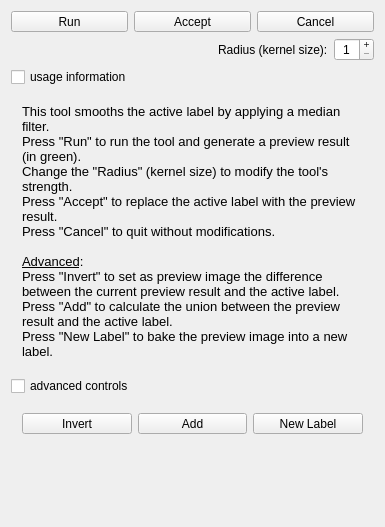
Qt form Modules/SegmentationUI/Qmitk/QmitkMedianTool3DGUIControls.ui (MITK/MITK) before a commit.
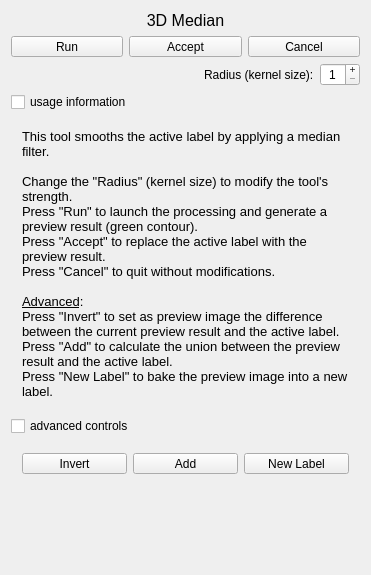
The same form after that commit. Icons and pictures are not drawn.

```diff
--- a/Modules/SegmentationUI/Qmitk/QmitkMedianTool3DGUIControls.ui
+++ b/Modules/SegmentationUI/Qmitk/QmitkMedianTool3DGUIControls.ui
@@ -6,8 +6,8 @@
    <rect>
     <x>0</x>
     <y>0</y>
-    <width>385</width>
-    <height>527</height>
+    <width>371</width>
+    <height>575</height>
    </rect>
   </property>
   <property name="sizePolicy">
@@ -29,6 +29,21 @@
    <string/>
   </property>
   <layout class="QVBoxLayout" name="verticalLayout_2">
+   <item>
+    <widget class="QLabel" name="label">
+     <property name="font">
+      <font>
+       <pointsize>12</pointsize>
+      </font>
+     </property>
+     <property name="text">
+      <string>3D Median</string>
+     </property>
+     <property name="alignment">
+      <set>Qt::AlignCenter</set>
+     </property>
+    </widget>
+   </item>
    <item>
     <layout class="QHBoxLayout" name="horizontalLayout_2">
      <item>
@@ -253,8 +268,9 @@
 p, li { white-space: pre-wrap; }
 &lt;/style&gt;&lt;/head&gt;&lt;body style=&quot; font-family:'MS Shell Dlg 2'; font-size:8pt; font-weight:400; font-style:normal;&quot;&gt;
 &lt;p style=&quot; margin-top:0px; margin-bottom:0px; margin-left:0px; margin-right:0px; -qt-block-indent:0; text-indent:0px;&quot;&gt;&lt;span style=&quot; font-family:'Sans'; font-size:10pt;&quot;&gt;This tool smooths the active label by applying a median filter.&lt;/span&gt;&lt;/p&gt;
-&lt;p style=&quot; margin-top:0px; margin-bottom:0px; margin-left:0px; margin-right:0px; -qt-block-indent:0; text-indent:0px;&quot;&gt;&lt;span style=&quot; font-family:'Sans'; font-size:10pt;&quot;&gt;Press &amp;quot;Run&amp;quot; to run the tool and generate a preview result (in green).&lt;/span&gt;&lt;/p&gt;
+&lt;p style=&quot;-qt-paragraph-type:empty; margin-top:0px; margin-bottom:0px; margin-left:0px; margin-right:0px; -qt-block-indent:0; text-indent:0px; font-family:'Sans'; font-size:10pt;&quot;&gt;&lt;br /&gt;&lt;/p&gt;
 &lt;p style=&quot; margin-top:0px; margin-bottom:0px; margin-left:0px; margin-right:0px; -qt-block-indent:0; text-indent:0px;&quot;&gt;&lt;span style=&quot; font-family:'Sans'; font-size:10pt;&quot;&gt;Change the &amp;quot;Radius&amp;quot; (kernel size) to modify the tool's strength.&lt;/span&gt;&lt;/p&gt;
+&lt;p style=&quot; margin-top:0px; margin-bottom:0px; margin-left:0px; margin-right:0px; -qt-block-indent:0; text-indent:0px;&quot;&gt;&lt;span style=&quot; font-family:'Sans'; font-size:10pt;&quot;&gt;Press &amp;quot;Run&amp;quot; to launch the processing and generate a preview result (green contour).&lt;/span&gt;&lt;/p&gt;
 &lt;p style=&quot; margin-top:0px; margin-bottom:0px; margin-left:0px; margin-right:0px; -qt-block-indent:0; text-indent:0px;&quot;&gt;&lt;span style=&quot; font-family:'Sans'; font-size:10pt;&quot;&gt;Press &amp;quot;Accept&amp;quot; to replace the active label with the preview result.&lt;/span&gt;&lt;/p&gt;
 &lt;p style=&quot; margin-top:0px; margin-bottom:0px; margin-left:0px; margin-right:0px; -qt-block-indent:0; text-indent:0px;&quot;&gt;&lt;span style=&quot; font-family:'Sans'; font-size:10pt;&quot;&gt;Press &amp;quot;Cancel&amp;quot; to quit without modifications.&lt;/span&gt;&lt;/p&gt;
 &lt;p style=&quot;-qt-paragraph-type:empty; margin-top:0px; margin-bottom:0px; margin-left:0px; margin-right:0px; -qt-block-indent:0; text-indent:0px; font-family:'Sans'; font-size:10pt;&quot;&gt;&lt;br /&gt;&lt;/p&gt;
```
